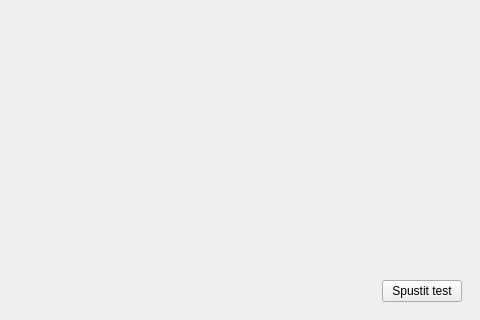
First picture: the form in gui/installer.ui, repository turris-cz/rtools-gui, before the edit; both pictures show x 120 to 600 and y 180 to 500 of the 600 by 500 pixel window.
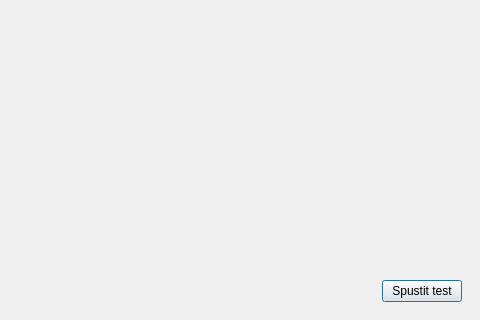
Second picture: the form after the edit. The open tabs and pages were chosen to show the change. Icons and pictures are not drawn.

Commit message: - "Projit na testy" -> "Prejit na testy" - in the tests 'enter' key press launches the next test

Diff of the .ui file:
```diff
--- a/gui/installer.ui
+++ b/gui/installer.ui
@@ -589,6 +589,9 @@
             <property name="text">
              <string>Spustit test</string>
             </property>
+            <property name="default">
+             <bool>true</bool>
+            </property>
            </widget>
           </item>
          </layout>
```
Left out of the diff: 2 changed lines with no effect on the pictures. The commit also changes 1 other file.
